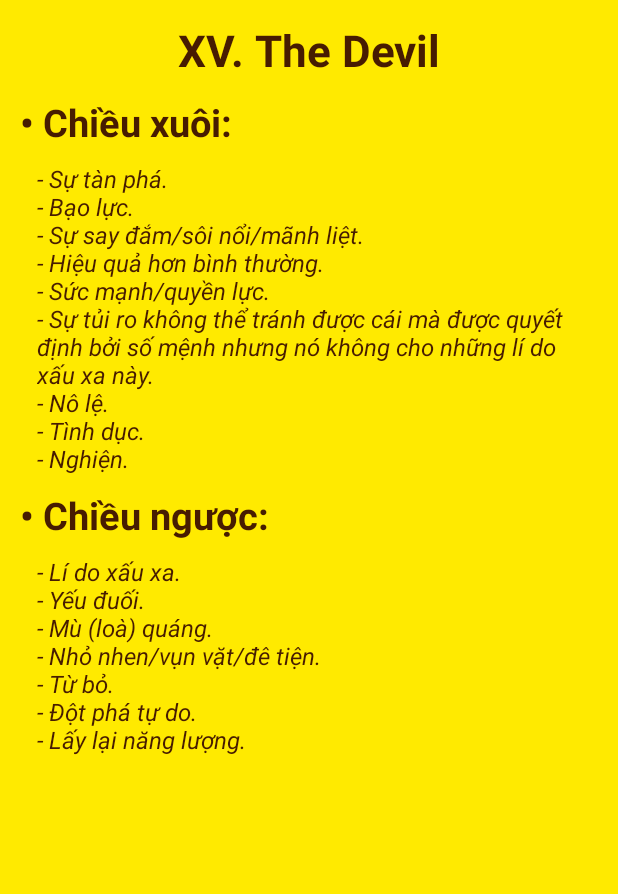
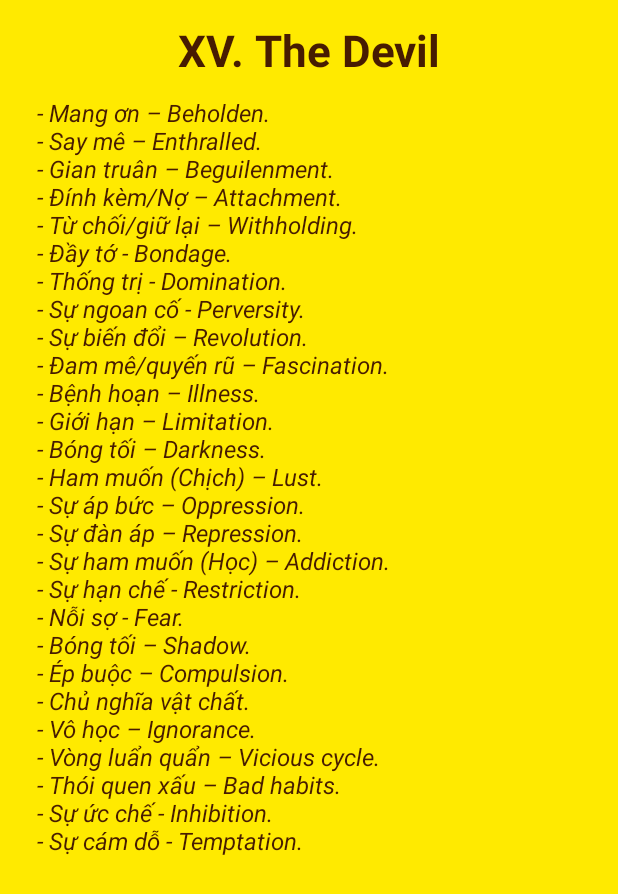
Before and after one commit to kienctn15/TarotKeywords, an Android app: the layout thedev.xml on its own in the app's theme, with its tools: preview values and no code run, on a phone screen of 412 x 824 dp. Shown: the top 894 px of the screen. Run offline under Robolectric (Android 15) with nearby library versions, the phone set to English and light mode, and no system bars.

Commit message:
part 6
ahhi

```diff
--- a/app/src/main/res/layout/thedev.xml
+++ b/app/src/main/res/layout/thedev.xml
@@ -1,66 +1,42 @@
 <?xml version="1.0" encoding="utf-8"?>
-<LinearLayout
-    xmlns:android="http://schemas.android.com/apk/res/android"
+<LinearLayout xmlns:android="http://schemas.android.com/apk/res/android"
+    android:layout_width="match_parent"
     android:layout_height="match_parent"
+    android:background="#ffea00">
+
+    <ScrollView xmlns:android="http://schemas.android.com/apk/res/android"
         android:layout_width="match_parent"
-    android:background="#ffea00">
-    <ScrollView android:layout_height="wrap_content"
+        android:layout_height="wrap_content">
+
+        <LinearLayout xmlns:android="http://schemas.android.com/apk/res/android"
             android:layout_width="match_parent"
-        xmlns:android="http://schemas.android.com/apk/res/android">
-<LinearLayout xmlns:android="http://schemas.android.com/apk/res/android"
-    android:orientation="vertical" android:layout_width="match_parent"
             android:layout_height="match_parent"
             android:background="#ffea00"
+            android:orientation="vertical"
             android:padding="13sp">
-    <TextView
-        android:layout_width="match_parent"
-        android:layout_height="wrap_content"
-        android:text="XV.	The Devil"
-        android:textStyle="bold"
-        android:textAlignment="center"
-        android:paddingBottom="11sp"
-        android:textColor="@color/colorEarth"
-        android:textSize="29sp"/>
-    <TextView
-        android:layout_width="match_parent"
-        android:layout_height="wrap_content"
-        android:textColor="@color/colorEarth"
-        android:text="•	Chiều xuôi: "
-        android:textStyle="bold"
-        android:paddingBottom="9sp"
-        android:textSize="25sp"/>
-
-    <TextView
-        android:layout_gravity="center_vertical|right"
-        android:layout_width="fill_parent"
-        android:layout_height="wrap_content"
-        android:textColor="@color/colorEarth"
-        android:textStyle="italic"
-        android:text="@string/dev1"
-        android:paddingLeft="11sp"
-        android:textSize="16sp"
-        android:id="@+id/textView8" />
 
             <TextView
                 android:layout_width="match_parent"
                 android:layout_height="wrap_content"
-        android:paddingTop="9sp"
-        android:paddingBottom="9sp"
+                android:paddingBottom="11sp"
+                android:text="XV.	The Devil"
+                android:textAlignment="center"
                 android:textColor="@color/colorEarth"
-        android:text="•	Chiều ngược: "
-        android:textStyle="bold"
-        android:textSize="25sp"
-        android:id="@+id/textView7" />
+                android:textSize="29sp"
+                android:textStyle="bold" />
+
 
             <TextView
-        android:layout_gravity="center_vertical|right"
+                android:id="@+id/textView8"
                 android:layout_width="fill_parent"
                 android:layout_height="wrap_content"
-        android:textStyle="italic"
+                android:layout_gravity="center_vertical|right"
+                android:paddingLeft="11sp"
+                android:text="@string/dev"
                 android:textColor="@color/colorEarth"
-        android:text="@string/dev2"
-        android:paddingLeft="11sp"
-        android:textSize="16sp"/>
+                android:textSize="16sp"
+                android:textStyle="italic" />
+
         </LinearLayout>
     </ScrollView>
 </LinearLayout>
--- a/app/src/main/res/layout/wp.xml
+++ b/app/src/main/res/layout/wp.xml
@@ -3,7 +3,7 @@
     xmlns:android="http://schemas.android.com/apk/res/android"
     android:layout_height="match_parent"
     android:layout_width="match_parent"
-    android:background="@color/colorFire">
+    android:background="@color/colorEarth">
     <ScrollView android:layout_height="wrap_content"
         android:layout_width="match_parent"
         xmlns:android="http://schemas.android.com/apk/res/android">
--- a/app/src/main/res/values/strings.xml
+++ b/app/src/main/res/values/strings.xml
@@ -29,13 +29,11 @@
     <string name="whe2">- Tăng lên.\n- Sự giàu có/dư dả.\n- Vật thừa/vô dụng.\n- Vận xui.\n- Ngoài tầm kiểm soát.\n- Lực lượng đối lập bên ngoài.</string>
     <string name="jus1">- Công bằng/vô tư/hợp tình hợp lí.\n- Đúng đắn.\n- Trung thực/liêm khiết.\n- Hành pháp.\n- Thành tựu của sự xứng đáng.</string>
     <string name="jus2">- Không công bằng.\n- Không trung thực.\n- Luật ở trong những phạm vi ảnh hưởng của nó.\n- Rắc rối trong pháp luật.\n- Tin mù quáng.\n- Thành kiến/xu hướng.\n- Sự nghiêm khắc quá mức.\n- Thiếu trách nhiệm.</string>
-    <string name="han1">- Sáng suốt/thông thái.\n- Thận trọng.\n- Nhận thức rõ ràng.\n- Thử thách/thử nghiệm.\n- Hi sinh (thời gian, công sức,tiền bạc, …) để làm một việc gì đó tốt đẹp.\n- Trực giác.\n- Thần thánh.\n- Tiên đoán/tiên tri.\n- Hạn chế.\n- Gián đoạn.\n- Buông ra.</string>
-    <string name="han2">- Ích kỉ.\n- Đám đông.\n- Trì trệ.\n- Sự đau đớn.\n- Do dự.</string>
+    <string name="han">- Sự tiết lộ - Revelation.\n- Sự ngây ngất/sững sờ - Ecstasy.\n- Ý thức thay đổi – Altered consciousness.\n- Đầu hàng – Surrender.\n- Phát triển tâm linh – Spiritual growth.\n- Tiên tri – Prophecy.\n- Đảo ngược/hủy bỏ/thay đổi/thủ tiêu – Reversal.\n- Âm phủ - Limbo.\n- Độc đáo – Uniqueness.\n- Đình chỉ - Suspension.\n- Sự hi sinh – Sacrifice.\n- Quá trình chuyển đổi – Transition.\n- Điều chỉnh lại – Readjustment.\n- Nghịch lý – Paradox.\n- Sự cứu vớt – Salvation.\n- Sự đổi mới – Renewal.\n- Sự cái thiện/ngước lên – Upturn.\n- Đau khổ - Suffering.\n- Thần bí – Mysticism.\n- Triết học – Philosophy.\n- Tôn giáo – Religion.\n- Hạ xuống – Descent.\n- Sự bắt đầu – Initiation.\n- Sự khôn ngoan – Wisdom.\n- Sự cẩn thận – Circumspection.\n- Phân biệt – Discernment.\n- Thử nghiệm/gian nan – Trials.\n- Trực giác – Intuition.\n- Đoán trước – Divination.\n- Sống theo giá trị của bản thân – Living to your values.\n- Sắp xếp lại – Reframing.\n- Giải thoát – Release.</string>
     <string name="dea1">- Kết thúc.\n- Sự bắt đầu.\n- Sự phá huỷ.\n- Sự mục nát thối rữa.\n- Cái chết/tử vong.\n- Đối với người nam đó cũng như là sự mất mát của một người giúp đỡ.\n- Với người nữ là rất nhiều sự xung đột/đối lập về quyền lợi và ý kiến.\n- Với cô gái trẻ là một hứa hôn thất bại.</string>
     <string name="dea2">- Trì trệ/không chịu thay đổi.\n- Ngủ say.\n- Ngủ lịm/thờ ơ.\n- Hoá đá.\n- Phá huỷ hi vọng.\n- Mộng du(?).</string>
     <string name="tem">- Chất xúc tác - Catalyst.\n- Thăm dò - Prospecting.\n- Căn giờ - Timing.\n- Kỷ luật - Discipline.\n- Thẩm định - Assesssment.\n- Sự thích nghi - Adaptation.\n- Sự sắp đặt - Coordination.\n- Tự kiểm soát - Self-control.\n- Sự phối hợp - Combination.\n- Trộn - Blending.\n- Thận trọng - Prudence.\n- Sự thỏa hiệp - Compromise.\n- Tự do hành động - Discretion.\n- Sự sáng tạo - Creativity.\n- Điều tiết - Moderation.\n- Đứng hạnh - Virtue.\n- Hợp tác - Cooperation.\n- Pha trộn - Mixing.\n- Pha trộn - Mingling.\n- Sự điều khiển - Manipulation.\n- Mềm dẻo - Flexibility.\n- Tiết kiệm - Economy.\n- Sự sơ sài - Frugality.\n- Sự quản lý - Management.\n- Thuận tiện - Accommodation.\n- Chưng cất - Distillation.\n- Giảm - Reduction.\n- Đúng quy trình - Conformation.\n- Hợp nhất - Uniting.\n- Sự tăng thêm - Augmentation.\n- Làm dịu - Tempering.\n- Cân bằng - Balance.\n- Khỏe mạnh - Health.</string>
-    <string name="dev1">- Sự tàn phá.\n- Bạo lực.\n- Sự say đắm/sôi nổi/mãnh liệt.\n- Hiệu quả hơn bình thường.\n- Sức mạnh/quyền lực.\n- Sự tủi ro không thể tránh được cái mà được quyết định bởi số mệnh nhưng nó không cho những lí do xấu xa này.\n- Nô lệ.\n- Tình dục.\n- Nghiện.</string>
-    <string name="dev2">- Lí do xấu xa.\n- Yếu đuối.\n- Mù (loà) quáng.\n- Nhỏ nhen/vụn vặt/đê tiện.\n- Từ bỏ.\n- Đột phá tự do.\n- Lấy lại năng lượng.</string>
+    <string name="dev">- Mang ơn – Beholden.\n- Say mê – Enthralled.\n- Gian truân – Beguilenment.\n- Đính kèm/Nợ – Attachment.\n- Từ chối/giữ lại – Withholding.\n- Đầy tớ - Bondage.\n- Thống trị - Domination.\n- Sự ngoan cố - Perversity.\n- Sự biến đổi – Revolution.\n- Đam mê/quyến rũ – Fascination.\n- Bệnh hoạn – Illness.\n- Giới hạn – Limitation.\n- Bóng tối – Darkness.\n- Ham muốn (Chịch) – Lust.\n- Sự áp bức – Oppression.\n- Sự đàn áp – Repression.\n- Sự ham muốn (Học) – Addiction.\n- Sự hạn chế - Restriction.\n- Nỗi sợ - Fear.\n- Bóng tối – Shadow.\n- Ép buộc – Compulsion.\n- Chủ nghĩa vật chất.\n- Vô học – Ignorance.\n- Vòng luẩn quẩn – Vicious cycle.\n- Thói quen xấu – Bad habits.\n- Sự ức chế - Inhibition.\n- Sự cám dỗ - Temptation.</string>
     <string name="tow1">- Cảnh nghèo khổ.\n- Đau đớn.\n- Sự bần cùng.\n- Nghịch cảnh.\n- Sự dối trá lừa bịp.\n- Bị ghét bỏ/thất sủng.\n- Tai ương.\n- Sự huỷ hoại.\n- Nó là một lá nói về kết thúc thê thảm không lường trước.\n- Tai ương.\n- Biến động.\n- Thay đổi đột ngột.\n- Sự phát giác.</string>
     <string name="tow2">- Theo một cách đọc khác thì cũng có một sự tương tự nhưng ở mức độ yếu hơn.\n- Sự đàn áp.\n- Sự tống giam.\n- Sự tàn bạo/bất công/chuyên chế.\n- Sợ thay đổi.</string>
     <string name="sta">- Dịch vụ - Service.\n- Sự giữ gìn - Conservation.\n- Chăm sóc môi trường - Environmental care.\n- Giác ngộ - Enlightenment.\n- Hy vọng - Hope.\n- Cảm hứng - Inspiration.\n- Khỏe mạnh - Health.\n- Sáng suốt - Insight.\n- Lời hứa - Promise.\n- Sự thu hút - Charisma.\n- Sự làm mới - Refreshment.\n- Chiêm tinh học - Astrology.\n- Sự bổ sung - Replenishment.\n- Tận tụy - Devotion.\n- Hướng dẫn - Guidance.\n- Tiềm năng - Potential.\n- Thành công trọn vẹn - Fulfillment.\n- Mơ mộng - Dreaminess.\n- Hòa hợp - Harmony.\n- Sự thỏa mãn - Satisfaction.\n- Sự mong đợi - Expectation.\n- Triển vọng - Prospects.\n- Chữa lành - Healing.\n- Trẻ hóa - Rejuvenation.\n- Sụ phản chiếu - Reflection.\n- Sụ khỏe lại - Recuperation.\n- Giải phóng - Release.\n- Lạc quan - Optimism.\n- May mắn - Luck.\n- Vận hên - Good fortune.\n- Thành công - Success.\n- Sự làm mới - Renewal</string>
```
Also changed, not shown: app/src/main/res/layout/thehan.xml (+3 -28 lines). Lines whose indentation alone changed are shown as unchanged.
